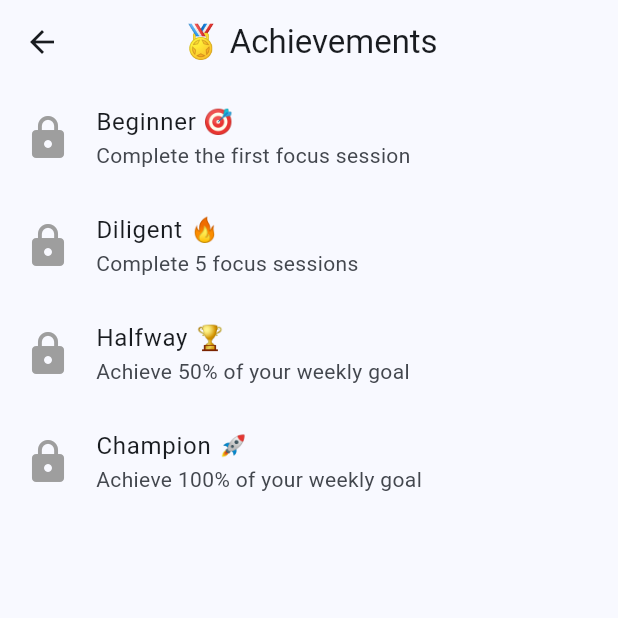
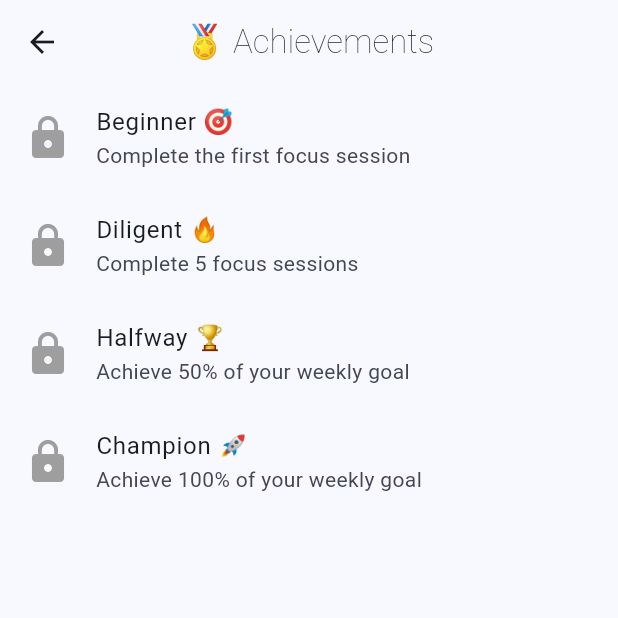
Before and after one commit to AhmadMahdaly/Focus_tracker, a Flutter app: the screen it shows after launch, in the side drawer, after a tap on "Achievements", on a phone screen of 412 x 824 dp, the top half of it. Run offline on Flutter 3.47's test engine with Material 3 defaults, Android fonts, the phone set to English and light mode, and no system bars; our stand-ins replace audioplayers, fl_chart, flutter_local_notifications, hive, hive_flutter, percent_indicator and 1 more; accounts and stored records are empty.

Commit message:
Enhance AchievementsScreen title style for improved UI consistency

```diff
--- a/lib/screens/achievements_screen.dart
+++ b/lib/screens/achievements_screen.dart
@@ -49,7 +49,13 @@ class _AchievementsScreenState extends State<AchievementsScreen> {
   @override
   Widget build(BuildContext context) {
     return Scaffold(
-      appBar: AppBar(title: const Text("🏅 Achievements"), centerTitle: true),
+      appBar: AppBar(
+        title: const Text(
+          "🏅 Achievements",
+          style: TextStyle(fontWeight: FontWeight.w200),
+        ),
+        centerTitle: true,
+      ),
       body: ListView.builder(
         itemCount: achievementsBox.length,
         itemBuilder: (context, index) {
```
